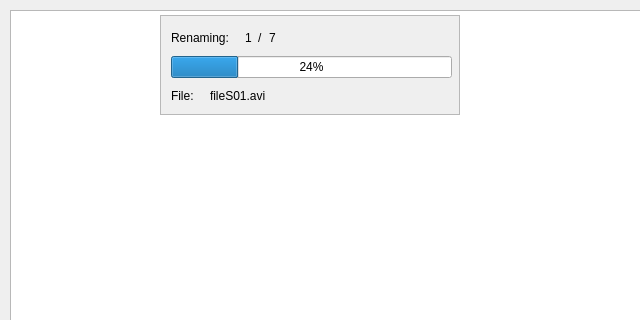
Old version of the form SeriesScraper/mainwindow.ui in the repository martinLutz1/SeriesScraper; both pictures show x 0 to 640 and y 0 to 320 of the 1000 by 700 pixel window.
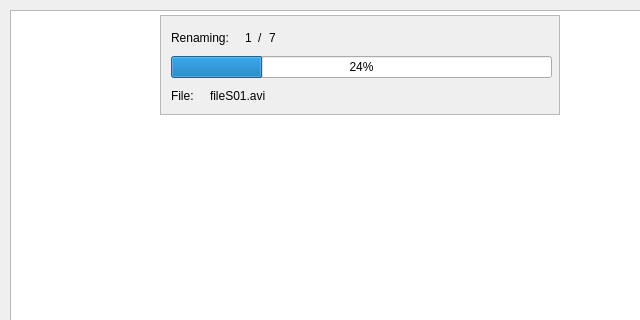
New version of the form. Icons and pictures are not drawn.

Commit message: Rename progress widget width = 400. Bugfix: Calculated width for file name in progress widget wrong

What changed in the file:
```diff
--- a/SeriesScraper/mainwindow.ui
+++ b/SeriesScraper/mainwindow.ui
@@ -832,7 +832,7 @@
      <rect>
       <x>160</x>
       <y>15</y>
-      <width>300</width>
+      <width>400</width>
       <height>100</height>
      </rect>
     </property>
@@ -850,7 +850,7 @@
       <rect>
        <x>0</x>
        <y>0</y>
-       <width>298</width>
+       <width>398</width>
        <height>98</height>
       </rect>
      </property>
@@ -859,7 +859,7 @@
        <rect>
         <x>0</x>
         <y>0</y>
-        <width>301</width>
+        <width>401</width>
         <height>101</height>
        </rect>
       </property>
```
The commit also changes 1 other file.
